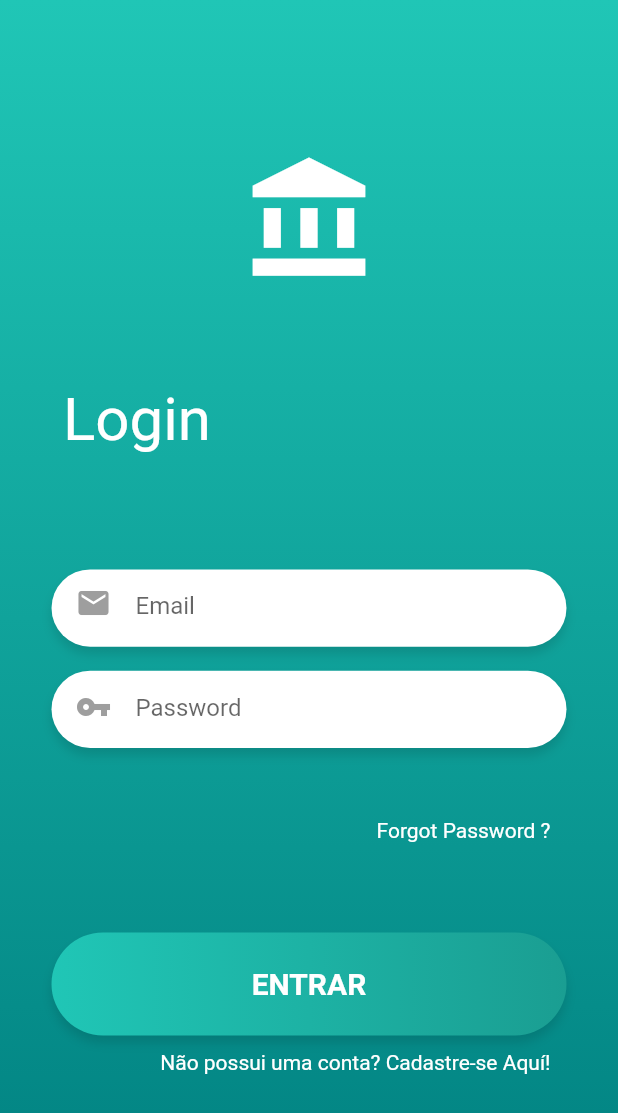
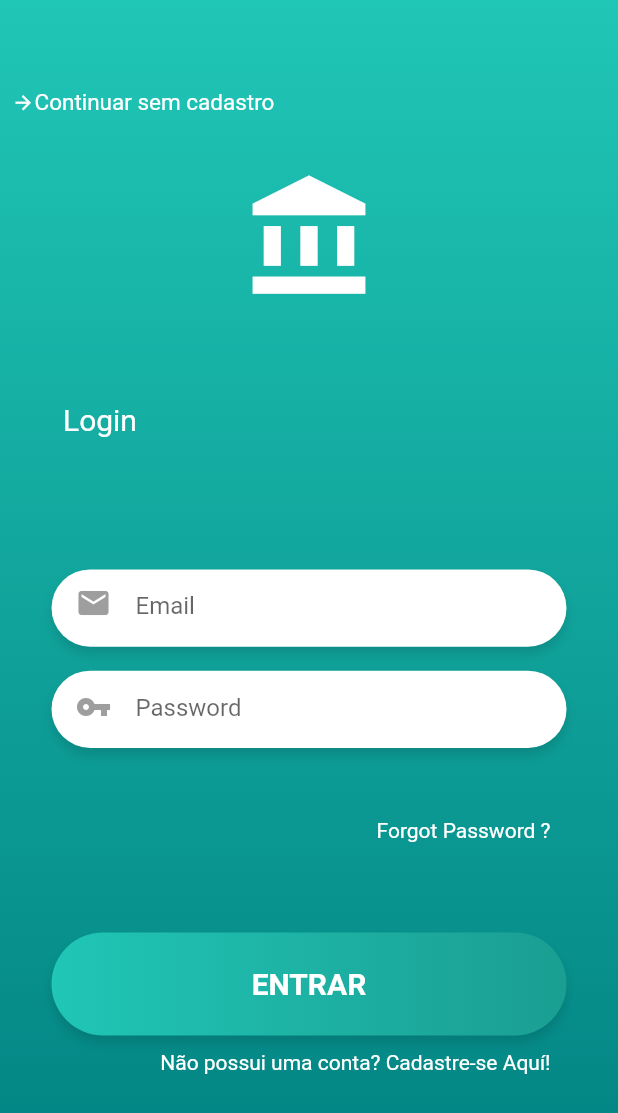
Before and after one commit to ChiiDev/Gerenciador-e-Visualizador, a Flutter app: the LoginPage screen opened directly, on a phone screen of 412 x 824 dp. Shown: the top 1113 px of the screen. Run offline on Flutter 3.47's test engine with Material 2 defaults, Android fonts, the phone set to English and light mode, and no system bars.

Commit message:
Adicionando opção de acesso sem login

```diff
--- a/lib/login.dart
+++ b/lib/login.dart
@@ -55,7 +55,7 @@ class _LoginPageState extends State<LoginPage> {
             child: Column(
               children: <Widget>[
 
-                //Primeira repartição da tela conde ta o logo, container laranja
+                //Primeira repartição da tela conde ta o logO
                 Container(
                   width: MediaQuery.of(context).size.width,
                   height: MediaQuery.of(context).size.height/2.5,
@@ -63,7 +63,22 @@ class _LoginPageState extends State<LoginPage> {
                   child: Column(
                     mainAxisAlignment: MainAxisAlignment.center,
                     children: <Widget>[
-                      Container(height: 60),
+                      Container(
+                        height: 60,
+                        child: Padding(
+                          //CRIANDO UMA OPÇÃO PARA ACESSAR SEM FAZER LOGIN
+                          padding: const EdgeInsets.all(8.0),
+                          child: Row(children: <Widget>[
+                            Icon(Icons.arrow_forward, size: 15, color: Colors.white),
+                            Text('Continuar sem cadastro',
+                              style: TextStyle(
+                                fontSize: 15,
+                                color: Colors.white,
+                              ),
+                            ),
+                          ]),
+                        ),
+                      ),
                       Align(
                         alignment: Alignment.center,
                         child: Padding(
@@ -85,7 +100,7 @@ class _LoginPageState extends State<LoginPage> {
                           child: Text('Login',
                             style: TextStyle(
                                 color:  Colors.white,
-                                fontSize: 40
+                                fontSize: 20
                             ),
                           ),
                         ),
@@ -255,3 +270,7 @@ class _LoginPageState extends State<LoginPage> {
 //uma porcentagem do tamanho da tela, o forgot password vem pra baixo
 //Outro problema é que não dá pra usar esse design ja q qnd clica pra digitar dá
 //o erro 'bottom overflowed by 225px'. Tentar resolver isso.
+
+
+//Nota dia 13-05-19 - Parei na parte de criar uma opção para o usuario acessar a
+//tela principal sem realizar o login. RETORMAR DAQUI!
--- a/lib/main.dart
+++ b/lib/main.dart
@@ -50,7 +50,7 @@ class _MainPageState extends State<MainPage> {
                     Navigator.push(context,
                         MaterialPageRoute(builder: (context) => (LoginApp())));
                   },
-                  child: Text('Voltar',
+                  child: Text('LOGIN',
                     style: TextStyle(color: Colors.white, fontSize: 24),),
                 ),
               ),
```
Also changed, not shown: lib/cadastro.dart (+6 -6 lines).
